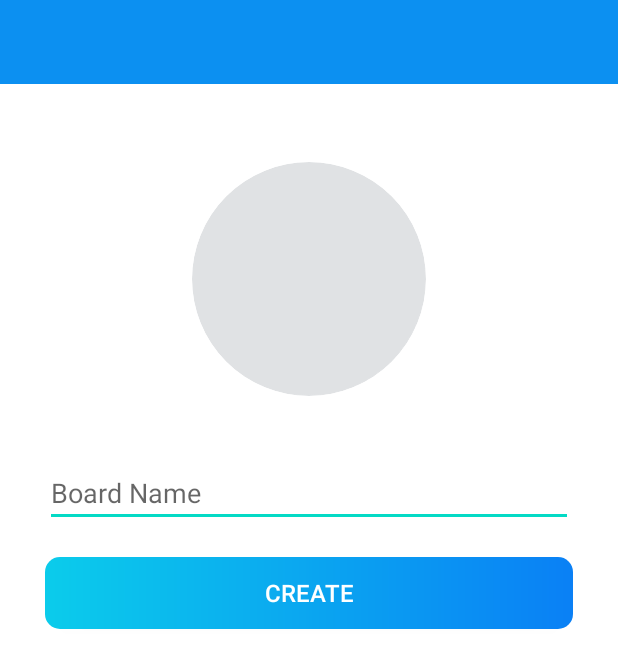
After one commit to bernardosan/Scrumtinize, an Android app: the layout activity_create_board.xml on its own in the app's theme, with its tools: preview values and no code run, on a phone screen of 412 x 824 dp. The commit adds this screen. Shown: the top 668 px of the screen. Run offline under Robolectric (Android 15) with nearby library versions, the phone set to English and light mode, and no system bars.

```diff
--- /dev/null
+++ b/app/src/main/res/drawable/ic_baseline_add_24.xml
@@ -0,0 +1,5 @@
+<vector android:height="24dp" android:tint="#FFFFFF"
+    android:viewportHeight="24" android:viewportWidth="24"
+    android:width="24dp" xmlns:android="http://schemas.android.com/apk/res/android">
+    <path android:fillColor="@android:color/white" android:pathData="M19,13h-6v6h-2v-6H5v-2h6V5h2v6h6v2z"/>
+</vector>
--- /dev/null
+++ b/app/src/main/res/layout/activity_create_board.xml
@@ -0,0 +1,53 @@
+<?xml version="1.0" encoding="utf-8"?>
+<LinearLayout xmlns:android="http://schemas.android.com/apk/res/android"
+    xmlns:app="http://schemas.android.com/apk/res-auto"
+    xmlns:tools="http://schemas.android.com/tools"
+    android:layout_width="match_parent"
+    android:layout_height="match_parent"
+    android:orientation="vertical"
+    tools:context=".activities.CreateBoardActivity">
+
+    <androidx.appcompat.widget.Toolbar
+        android:id="@+id/toolbar_add_board"
+        android:layout_width="match_parent"
+        android:layout_height="?android:attr/actionBarSize"
+        android:background="@color/colorPrimary"
+        android:theme="@style/ToolBarMyProfile" />
+
+    <de.hdodenhof.circleimageview.CircleImageView
+        android:id="@+id/iv_add_board"
+        android:layout_width="@dimen/add_board_imageview"
+        android:layout_height="@dimen/add_board_imageview"
+        android:layout_gravity="center"
+        android:layout_marginTop="50dp"
+        android:layout_marginBottom="20dp"
+        android:src="@drawable/ic_board_place_holder"
+        app:civ_border_color="@color/white"
+        app:civ_border_width="2dp" />
+
+    <EditText
+        android:id="@+id/et_board_name"
+        android:layout_width="match_parent"
+        android:layout_height="wrap_content"
+        android:layout_marginHorizontal="30dp"
+        android:layout_marginTop="20dp"
+        android:layout_marginBottom="20dp"
+        android:autofillHints=""
+        android:hint="@string/board_name"
+        android:inputType="text" />
+
+    <androidx.appcompat.widget.AppCompatButton
+        android:id="@+id/btn_create_board"
+        android:layout_width="match_parent"
+        android:layout_height="wrap_content"
+        android:layout_gravity="center"
+        android:layout_marginHorizontal="30dp"
+        android:layout_marginBottom="15dp"
+        android:background="@drawable/shape_btn_rounded"
+        android:foreground="?attr/selectableItemBackground"
+        android:text="@string/create"
+        android:textColor="@color/white"
+        android:textSize="16sp"
+        tools:ignore="UnusedAttribute" />
+
+</LinearLayout>
--- a/app/src/main/res/values/colors.xml
+++ b/app/src/main/res/values/colors.xml
@@ -13,4 +13,5 @@
     <color name="primary_text_color">#363A43</color>
     <color name="secondary_text_color">#7A8089</color>
     <color name="snackbar_error">#F72400</color>
+    <color name="divider_color">#EAEAEA</color>
 </resources>
--- a/app/src/main/res/values/dimens.xml
+++ b/app/src/main/res/values/dimens.xml
@@ -4,4 +4,6 @@
     <dimen name="nav_bar_header">16sp</dimen>
     <dimen name="nav_image_size">80dp</dimen>
     <dimen name="nav_divider">1dp</dimen>
+    <dimen name="add_board_imageview">160dp</dimen>
+    <dimen name="item_board_size">60dp</dimen>
 </resources>
--- a/app/src/main/res/values/strings.xml
+++ b/app/src/main/res/values/strings.xml
@@ -14,4 +14,9 @@
     <string name="mobile">Mobile</string>
     <string name="update">UPDATE</string>
     <string name="my_profile">My Profile</string>
+    <string name="add_board_button">Add board button</string>
+    <string name="add_board_title">Add Board</string>
+    <string name="create">CREATE</string>
+    <string name="board_name">Board Name</string>
+    <string name="no_boards_available">No boards available!</string>
 </resources>
--- a/app/src/main/res/values/themes.xml
+++ b/app/src/main/res/values/themes.xml
@@ -2,8 +2,8 @@
     <!-- Base application theme. -->
     <style name="Theme.TrelloCloneApp" parent="Theme.MaterialComponents.Light.NoActionBar">
         <!-- Primary brand color. -->
-        <item name="colorPrimary">@color/purple_500</item>
-        <item name="colorPrimaryVariant">@color/purple_700</item>
+        <item name="colorPrimary">@color/colorPrimary</item>
+        <item name="colorPrimaryVariant">@color/colorPrimaryDark</item>
         <item name="colorOnPrimary">@color/white</item>
         <!-- Secondary brand color. -->
         <item name="colorSecondary">@color/teal_200</item>
```
Also changed, not shown: app/src/main/AndroidManifest.xml (+8 -7 lines), app/src/main/java/com/example/trellocloneapp/activities/BaseActivity.kt (+20 -0 lines), app/src/main/java/com/example/trellocloneapp/activities/CreateBoardActivity.kt (added, +190 -0 lines), app/src/main/java/com/example/trellocloneapp/activities/MainActivity.kt (+12 -3 lines), app/src/main/java/com/example/trellocloneapp/activities/MyProfileActivity.kt (+17 -22 lines), app/src/main/java/com/example/trellocloneapp/adapters/BoardItemsAdapter.kt (added, +57 -0 lines), app/src/main/java/com/example/trellocloneapp/firebase/FirestoreClass.kt (+35 -4 lines), app/src/main/java/com/example/trellocloneapp/models/Board.kt (added, +43 -0 lines), app/src/main/java/com/example/trellocloneapp/utils/Constants.kt (+49 -1 lines), app/src/main/res/layout/activity_main.xml (+31 -2 lines), app/src/main/res/layout/activity_main_content.xml (+31 -2 lines), app/src/main/res/layout/app_bar_main.xml (deleted, +0 -21 lines), app/src/main/res/layout/item_board.xml (added, +58 -0 lines).
